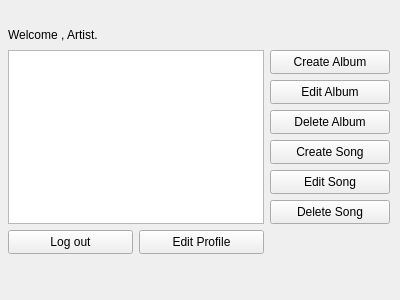
Old version of the form artistwindow.ui in the repository ghazaleh-nahayatf/Spotify-Project.
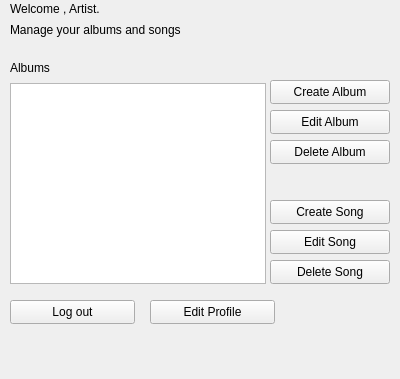
New version of the form.

```diff
--- a/artistwindow.ui
+++ b/artistwindow.ui
@@ -7,7 +7,7 @@
     <x>0</x>
     <y>0</y>
     <width>400</width>
-    <height>300</height>
+    <height>379</height>
    </rect>
   </property>
   <property name="windowTitle">
@@ -17,7 +17,7 @@
    <property name="geometry">
     <rect>
      <x>270</x>
-     <y>200</y>
+     <y>260</y>
      <width>120</width>
      <height>24</height>
     </rect>
@@ -29,8 +29,8 @@
   <widget class="QLabel" name="artistPanekLabel">
    <property name="geometry">
     <rect>
-     <x>8</x>
-     <y>26</y>
+     <x>10</x>
+     <y>0</y>
      <width>256</width>
      <height>18</height>
     </rect>
@@ -42,8 +42,8 @@
   <widget class="QPushButton" name="logoutButton">
    <property name="geometry">
     <rect>
-     <x>8</x>
-     <y>230</y>
+     <x>10</x>
+     <y>300</y>
      <width>125</width>
      <height>24</height>
     </rect>
@@ -56,7 +56,7 @@
    <property name="geometry">
     <rect>
      <x>270</x>
-     <y>80</y>
+     <y>110</y>
      <width>120</width>
      <height>24</height>
     </rect>
@@ -69,7 +69,7 @@
    <property name="geometry">
     <rect>
      <x>270</x>
-     <y>140</y>
+     <y>200</y>
      <width>120</width>
      <height>24</height>
     </rect>
@@ -82,7 +82,7 @@
    <property name="geometry">
     <rect>
      <x>270</x>
-     <y>110</y>
+     <y>140</y>
      <width>120</width>
      <height>24</height>
     </rect>
@@ -94,10 +94,10 @@
   <widget class="QListWidget" name="listWidget">
    <property name="geometry">
     <rect>
-     <x>8</x>
-     <y>50</y>
+     <x>10</x>
+     <y>83</y>
      <width>256</width>
-     <height>174</height>
+     <height>201</height>
     </rect>
    </property>
   </widget>
@@ -105,7 +105,7 @@
    <property name="geometry">
     <rect>
      <x>270</x>
-     <y>50</y>
+     <y>80</y>
      <width>120</width>
      <height>24</height>
     </rect>
@@ -117,8 +117,8 @@
   <widget class="QPushButton" name="editProfileButton">
    <property name="geometry">
     <rect>
-     <x>139</x>
-     <y>230</y>
+     <x>150</x>
+     <y>300</y>
      <width>125</width>
      <height>24</height>
     </rect>
@@ -131,7 +131,7 @@
    <property name="geometry">
     <rect>
      <x>270</x>
-     <y>170</y>
+     <y>230</y>
      <width>120</width>
      <height>24</height>
     </rect>
@@ -140,6 +140,32 @@
     <string>Edit Song</string>
    </property>
   </widget>
+  <widget class="QLabel" name="label">
+   <property name="geometry">
+    <rect>
+     <x>10</x>
+     <y>20</y>
+     <width>231</width>
+     <height>20</height>
+    </rect>
+   </property>
+   <property name="text">
+    <string>Manage your albums and songs</string>
+   </property>
+  </widget>
+  <widget class="QLabel" name="label_2">
+   <property name="geometry">
+    <rect>
+     <x>10</x>
+     <y>60</y>
+     <width>49</width>
+     <height>16</height>
+    </rect>
+   </property>
+   <property name="text">
+    <string>Albums</string>
+   </property>
+  </widget>
  </widget>
  <resources/>
  <connections/>
```
Left out of the diff: 2 changed lines with no effect on the pictures.
